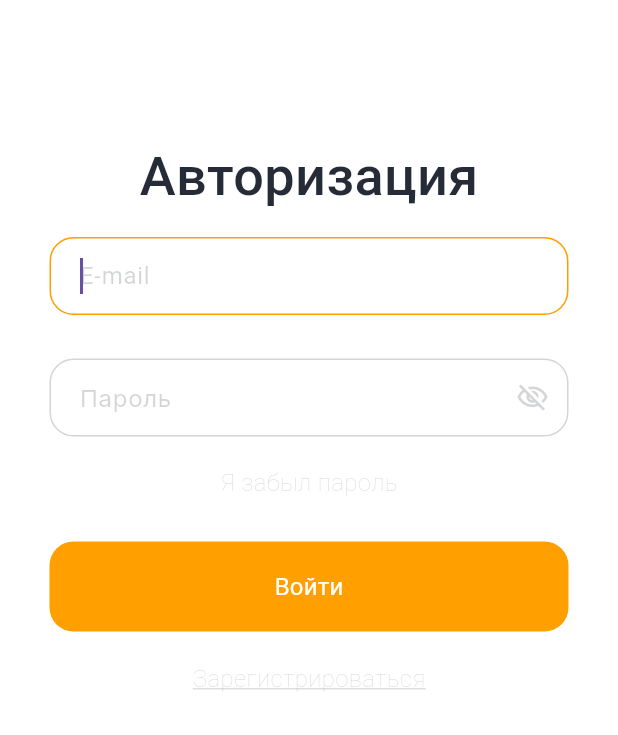
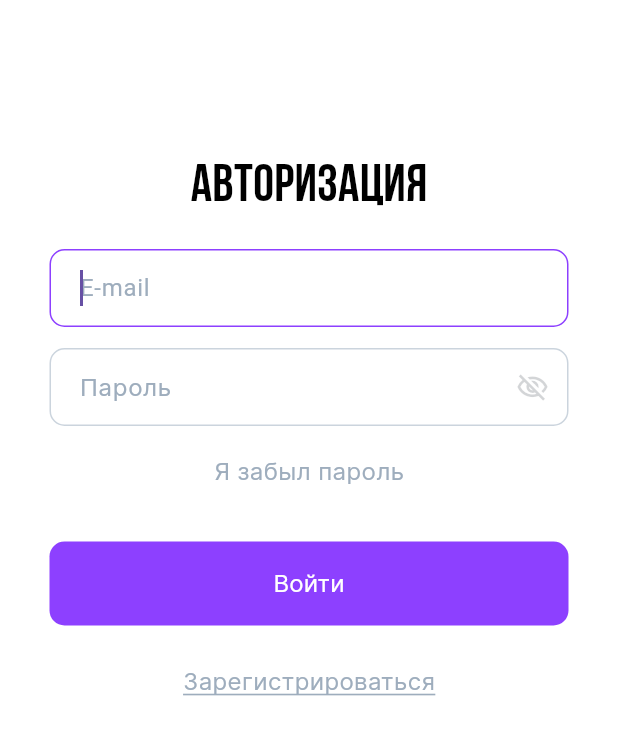
Before and after one commit to dmitry4567/exsound, a Flutter app: the screen it shows after launch, on a phone screen of 412 x 824 dp. Shown: the top 735 px of the screen. Run offline on Flutter 3.47's test engine with Material 3 defaults, Android fonts, the phone set to English and light mode, and no system bars; drawn by our look-alikes of auto_size_text; our stand-ins replace bloc, dio, equatable, expandable, firebase_analytics, firebase_core and 12 more; missing offline and left inert: dart:ffi, json_path, scope_function; accounts and stored records are empty; Roboto replaces fonts that are missing (RobotoFlex).

Commit message:
make signIn screen

```diff
--- a/lib/sign_in/sign_in_widget.dart
+++ b/lib/sign_in/sign_in_widget.dart
@@ -69,25 +69,21 @@ class _SignInWidgetState extends State<SignInWidget> {
                 child: Column(
                   mainAxisSize: MainAxisSize.max,
                   children: [
-                    const Text(
+                    Text(
                       'Авторизация',
                       style: TextStyle(
-                        color: Color(0xff252B37),
-                        fontSize: 36,
-                        fontFamily: "RobotoFlex",
-                        fontWeight: FontWeight.w500,
-                        height: 1.0,
+                        fontFamily: 'BebasNeue',
+                        color: Color(0xFF000000),
+                        fontSize: 35,
+                        fontWeight: FontWeight.normal,
                       ),
                     ),
-                    Padding(
-                      padding: const EdgeInsets.only(top: 20),
-                      child: Container(
+                    SizedBox(height: 14),
+                    Container(
                       width: double.infinity,
                       height: 56,
                       decoration: BoxDecoration(
-                          color:
-                              FlutterFlowTheme.of(context).secondaryBackground,
-                          borderRadius: BorderRadius.circular(16),
+                        borderRadius: BorderRadius.circular(10),
                       ),
                       child: Align(
                         alignment: const AlignmentDirectional(0, 0),
@@ -98,39 +94,38 @@ class _SignInWidgetState extends State<SignInWidget> {
                           decoration: InputDecoration(
                             hintText: 'E-mail',
                             hintStyle: TextStyle(
-                                color: const Color(0xff252B37).withOpacity(0.2),
+                              color: Color(0xff9EADBD),
                               fontSize: 16,
                               fontFamily: 'RobotoFlex',
                               fontWeight: FontWeight.w400,
                             ),
                             enabledBorder: OutlineInputBorder(
                               borderSide: BorderSide(
-                                  color:
-                                      const Color(0xff252B37).withOpacity(0.2),
+                                color: const Color(0xffCBD4DD),
                                 width: 1,
                               ),
-                                borderRadius: BorderRadius.circular(16),
+                              borderRadius: BorderRadius.circular(10),
                             ),
                             focusedBorder: OutlineInputBorder(
                               borderSide: const BorderSide(
-                                  color: Color(0xFFFFA000),
+                                color: Color(0xFF8D40FF),
                                 width: 1,
                               ),
-                                borderRadius: BorderRadius.circular(16),
+                              borderRadius: BorderRadius.circular(10),
                             ),
                             errorBorder: OutlineInputBorder(
                               borderSide: const BorderSide(
                                 color: Color(0x00000000),
                                 width: 1,
                               ),
-                                borderRadius: BorderRadius.circular(16),
+                              borderRadius: BorderRadius.circular(10),
                             ),
                             focusedErrorBorder: OutlineInputBorder(
                               borderSide: const BorderSide(
-                                  color: Color(0xFFF14343),
+                                color: Color(0x00000000),
                                 width: 1,
                               ),
-                                borderRadius: BorderRadius.circular(16),
+                              borderRadius: BorderRadius.circular(10),
                             ),
                             filled: true,
                             fillColor: Colors.white,
@@ -145,20 +140,17 @@ class _SignInWidgetState extends State<SignInWidget> {
                                     fontSize: 16,
                                     fontWeight: FontWeight.normal,
                                   ),
-                            keyboardType: TextInputType.emailAddress,
                         ),
                       ),
                     ),
+                    SizedBox(
+                      height: 10,
                     ),
-                    Padding(
-                      padding: const EdgeInsets.only(top: 25),
-                      child: Container(
+                    Container(
                       width: double.infinity,
                       height: 56,
                       decoration: BoxDecoration(
-                          color:
-                              FlutterFlowTheme.of(context).secondaryBackground,
-                          borderRadius: BorderRadius.circular(16),
+                        borderRadius: BorderRadius.circular(10),
                       ),
                       child: Align(
                         alignment: const AlignmentDirectional(0, 0),
@@ -169,60 +161,57 @@ class _SignInWidgetState extends State<SignInWidget> {
                           decoration: InputDecoration(
                             hintText: 'Пароль',
                             hintStyle: TextStyle(
-                                color: const Color(0xff252B37).withOpacity(0.2),
+                              color: Color(0xff9EADBD),
                               fontSize: 16,
                               fontFamily: 'RobotoFlex',
                               fontWeight: FontWeight.w400,
                             ),
                             enabledBorder: OutlineInputBorder(
                               borderSide: BorderSide(
-                                  color:
-                                      const Color(0xff252B37).withOpacity(0.2),
+                                color: const Color(0xffCBD4DD),
                                 width: 1,
                               ),
-                                borderRadius: BorderRadius.circular(16),
+                              borderRadius: BorderRadius.circular(10),
                             ),
                             focusedBorder: OutlineInputBorder(
                               borderSide: const BorderSide(
-                                  color: Color(0xFFFFA000),
+                                color: Color(0xFF8D40FF),
                                 width: 1,
                               ),
-                                borderRadius: BorderRadius.circular(16),
+                              borderRadius: BorderRadius.circular(10),
                             ),
                             errorBorder: OutlineInputBorder(
                               borderSide: const BorderSide(
                                 color: Color(0x00000000),
                                 width: 1,
                               ),
-                                borderRadius: BorderRadius.circular(4),
+                              borderRadius: BorderRadius.circular(10),
                             ),
                             focusedErrorBorder: OutlineInputBorder(
                               borderSide: const BorderSide(
-                                  color: Color(0xFFF14343),
+                                color: Color(0x00000000),
                                 width: 1,
                               ),
-                                borderRadius: BorderRadius.circular(4),
+                              borderRadius: BorderRadius.circular(10),
                             ),
                             filled: true,
                             fillColor: Colors.white,
-                              contentPadding:
-                                  const EdgeInsetsDirectional.fromSTEB(
-                                      16, 14, 16, 14),
                             suffixIcon: InkWell(
                               onTap: () => setState(
-                                  () =>
-                                      passwordVisibility = !passwordVisibility,
+                                () => passwordVisibility = !passwordVisibility,
                               ),
                               focusNode: FocusNode(skipTraversal: true),
                               child: Icon(
                                 passwordVisibility
                                     ? Icons.visibility_outlined
                                     : Icons.visibility_off_outlined,
-                                  color:
-                                      const Color(0xFF252B37).withOpacity(0.2),
+                                color: const Color(0xFF252B37).withOpacity(0.2),
                                 size: 22,
                               ),
                             ),
+                            contentPadding:
+                                const EdgeInsetsDirectional.fromSTEB(
+                                    16, 14, 16, 14),
                           ),
                           style:
                               FlutterFlowTheme.of(context).bodyText1.override(
@@ -230,7 +219,6 @@ class _SignInWidgetState extends State<SignInWidget> {
                                     color: const Color(0xFF0F0F0F),
                                     fontSize: 16,
                                     fontWeight: FontWeight.normal,
-                                    ),
                                   ),
                         ),
                       ),
@@ -244,22 +232,23 @@ class _SignInWidgetState extends State<SignInWidget> {
                         child: Text(
                           "Я забыл пароль",
                           style: TextStyle(
-                            color: const Color(0xFF252B37).withOpacity(0.2),
+                            color: const Color(0xFF9EADBD),
                             fontSize: 16,
-                            fontFamily: 'RobotoFlex',
-                            fontWeight: FontWeight.w200,
+                            fontFamily: 'Inter',
+                            fontWeight: FontWeight.w400,
                           ),
                         ),
                       ),
                     ),
                     Padding(
-                      padding: const EdgeInsets.only(top: 28),
+                      padding:
+                          const EdgeInsetsDirectional.fromSTEB(0, 35, 0, 0),
                       child: Container(
                         width: double.infinity,
-                        height: 60,
+                        height: 56,
                         decoration: const BoxDecoration(),
                         child: FFButtonWidget(
-                          onPressed: () async {
+                          onPressed: () {
                             context.read<LoginBloc>().add(LoginAuth(
                                   textController1!.text,
                                   textController2!.text,
@@ -267,44 +256,36 @@ class _SignInWidgetState extends State<SignInWidget> {
                           },
                           text: 'Войти',
                           options: FFButtonOptions(
+                            elevation: 0,
                             width: double.infinity,
-                            height: double.infinity,
-                            color: const Color(0xFFFFA000),
-                            elevation: 0,
-                            textStyle: const TextStyle(
+                            height: 60,
+                            color: Color(0xFF8D40FF),
+                            textStyle: TextStyle(
+                              fontFamily: 'Inter',
                               color: Colors.white,
                               fontSize: 16,
-                              fontFamily: 'RobotoFlex',
-                              fontWeight: FontWeight.w400,
+                              fontWeight: FontWeight.normal,
                             ),
-                            borderSide: const BorderSide(
-                              color: Colors.transparent,
-                              width: 1,
-                            ),
-                            borderRadius: BorderRadius.circular(16),
+                            borderRadius: BorderRadius.circular(10),
                           ),
                         ),
                       ),
                     ),
                     Padding(
-                      padding: const EdgeInsets.only(top: 20),
+                      padding: const EdgeInsets.only(top: 26),
                       child: InkWell(
                         onTap: () {
-                          Navigator.of(context).push(
-                            MaterialPageRoute(
-                                builder: (context) => const SignUpWidget()),
-                          );
+                          context.pushNamed("signUp");
                         },
                         child: Text(
                           "Зарегистрироваться",
                           style: TextStyle(
-                            color: const Color(0xFF252B37).withOpacity(0.2),
+                            color: const Color(0xFF9EADBD),
                             fontSize: 16,
-                            fontFamily: 'RobotoFlex',
-                            fontWeight: FontWeight.w200,
+                            fontFamily: 'Inter',
+                            fontWeight: FontWeight.w400,
                             decoration: TextDecoration.underline,
-                            decorationColor:
-                                const Color(0xFF252B37).withOpacity(0.2),
+                            decorationColor: Color(0xffFF9EADBD),
                           ),
                         ),
                       ),
```
Lines whose indentation alone changed are shown as unchanged.
